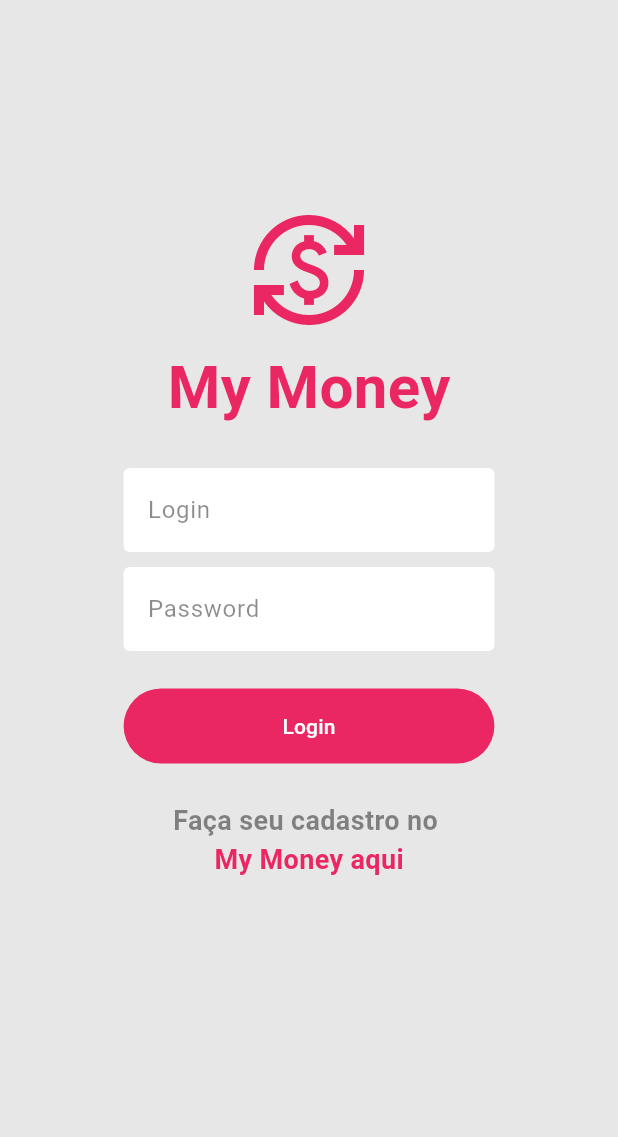
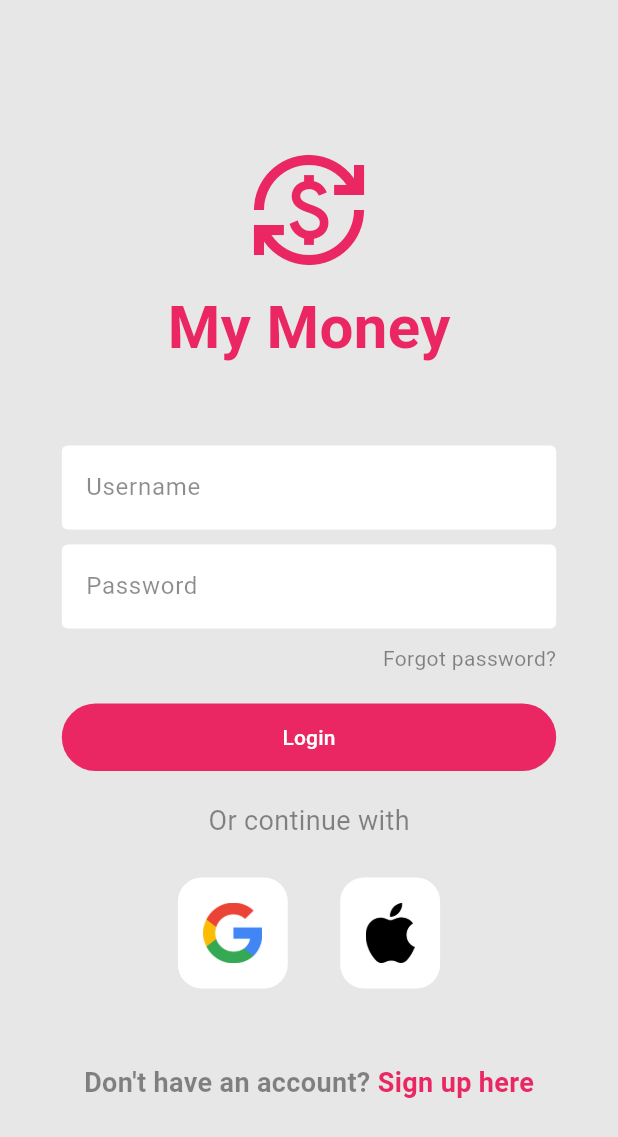
Before and after one commit to RadiHaz/my_money, a Flutter app: the screen it shows after launch, on a phone screen of 412 x 824 dp. Shown: the top 1137 px of the screen. Run offline on Flutter 3.47's test engine with Material 2 defaults, Android fonts, the phone set to English and light mode, and no system bars.

Commit message:
feat: added more styles + 2 icons + inserted image assets folder to pubspec.yaml

```diff
--- /dev/null
+++ b/lib/src/modules/login/components/button_tile.dart
@@ -0,0 +1,20 @@
+import 'package:flutter/material.dart';
+import 'package:my_money/src/shared/colors/app_colors.dart';
+
+class ButtonTile extends StatelessWidget {
+  final String imagePath;
+  const ButtonTile({super.key, required this.imagePath});
+
+  @override
+  Widget build(BuildContext context) {
+    return Container(
+      padding: const EdgeInsets.all(16),
+      decoration: BoxDecoration(
+        border: Border.all(color: AppColors.inputBorder),
+        borderRadius: BorderRadius.circular(16),
+        color: AppColors.inputBackground
+      ),
+      child: Image.asset(imagePath, height: 40,),
+    );
+  }
+}
--- a/lib/src/modules/login/components/register_link.dart
+++ b/lib/src/modules/login/components/register_link.dart
@@ -10,7 +10,7 @@ class RegisterLink extends StatelessWidget {
       alignment: WrapAlignment.center,
       children: [
         Text(
-          'Faça seu cadastro no ',
+          'Don\'t have an account? ',
           style: TextStyle(
             color: AppColors.secondaryText,
             fontWeight: FontWeight.bold,
@@ -18,11 +18,11 @@ class RegisterLink extends StatelessWidget {
           ),
         ),
         Text(
-          'My Money aqui',
+          'Sign up here',
           style: TextStyle(
             color: AppColors.logo,
             fontWeight: FontWeight.bold,
-            fontSize: 18,
+            fontSize: 18
           ),
         ),
       ],
--- a/lib/src/modules/login/page/login_page.dart
+++ b/lib/src/modules/login/page/login_page.dart
@@ -1,4 +1,5 @@
 import 'package:flutter/material.dart';
+import 'package:my_money/src/modules/login/components/button_tile.dart';
 import 'package:my_money/src/modules/login/components/my_text_form_field.dart';
 import 'package:my_money/src/modules/login/components/register_link.dart';
 import 'package:my_money/src/shared/colors/app_colors.dart';
@@ -36,13 +37,13 @@ class _LoginPageState extends State<LoginPage> {
     //resolve final width to make it dynamic based on screen size
     // 0.8 = 80% of screen's width
     bool isLargeScreen = screenWidth >= 720;
-    double resolvedWidth = isLargeScreen ? screenWidth * 0.6 : screenWidth * 0.7;
-    if(screenWidth > 720) {
-      resolvedWidth = screenWidth * 0.7;
+    double resolvedWidth =
+        isLargeScreen ? screenWidth * 0.6 : screenWidth * 0.7;
+    if (screenWidth > 720) {
+      resolvedWidth = screenWidth * 0.6;
     } else {
-      resolvedWidth = screenWidth * 0.6;
+      resolvedWidth = screenWidth * 0.8;
     }
-
 
     return isLoading
         ? const Center(child: AppLoading())
@@ -50,10 +51,10 @@ class _LoginPageState extends State<LoginPage> {
             backgroundColor: AppColors.appPageBackground,
             body: SingleChildScrollView(
               child: SafeArea(
-                  child: Center (
+                  child: Center(
                 child: Padding(
                   padding: const EdgeInsets.only(
-                    top: 140,
+                    top: 100,
                   ),
                   child: SizedBox(
                     width: resolvedWidth,
@@ -66,15 +67,43 @@ class _LoginPageState extends State<LoginPage> {
                             iconSize: 80,
                             titleSize: 40,
                           ),
-                          MyTextFormField(labelText: 'Login', controller: loginController, focus: true),
+                          const SizedBox(height: 50),
+                          MyTextFormField(
+                              labelText: 'Username',
+                              controller: loginController,
+                              focus: true),
                           const SizedBox(height: 10),
-                          MyTextFormField(labelText: 'Password', controller: passwordController, obscureText: true,),
-                          Padding(
-                              padding:
-                                  const EdgeInsets.only(top: 25, bottom: 25),
-                              child: AppButton(action: () {}, label: "Login")),
+                          MyTextFormField(
+                            labelText: 'Password',
+                            controller: passwordController,
+                            obscureText: true,
+                          ),
+                          const SizedBox(height: 10,),
+                          const Row(
+                            mainAxisAlignment: MainAxisAlignment.end,
+                            children: [
+                              Text('Forgot password?', style: TextStyle(color: AppColors.secondaryText)),
+                            ],
+                          ),
+                          const SizedBox(height: 20,),
+                          AppButton(action: () {}, label: "Login"),
+                          const SizedBox(height: 20,),
+                          const Text('Or continue with', style: TextStyle(fontSize: 18, color: AppColors.secondaryText),),
+                          const SizedBox(height: 25),
+                          const Row(
+                            mainAxisAlignment: MainAxisAlignment.center,
+                            children: [
+                              ButtonTile(imagePath: 'lib/images/google.png'),
+                              SizedBox(
+                                width: 35,
+                              ),
+                              ButtonTile(imagePath: 'lib/images/apple.png')
+                            ],
+                          ),
+                          const SizedBox(height: 50),
                           GestureDetector(
                               onTap: () {}, child: const RegisterLink()),
+                          //row (Google, Apple)
                         ]),
                   ),
                 ),
--- a/lib/src/shared/components/app_button.dart
+++ b/lib/src/shared/components/app_button.dart
@@ -36,7 +36,7 @@ class AppButton extends StatelessWidget {
       ),
       child: SizedBox(
         width: double.infinity,
-        height: 50,
+        height: 45,
         child: TextButton(
           onPressed: action,
           style: TextButton.styleFrom(
--- a/lib/src/shared/components/app_logo_title.dart
+++ b/lib/src/shared/components/app_logo_title.dart
@@ -22,18 +22,14 @@ class AppLogoTitle extends StatelessWidget {
           color: AppColors.logo,
           size: iconSize ?? 100,
         ),
-        Padding(
-            padding: const EdgeInsets.only(
-              top: 10,
-              bottom: 25,
-            ),
-            child: Text(
-              title,
-              style: TextStyle(
-                  color: AppColors.logo,
-                  fontSize: titleSize ?? 20,
-                  fontWeight: FontWeight.bold),
-            ))
+        const SizedBox(height: 10,),
+        Text(
+          title,
+          style: TextStyle(
+              color: AppColors.logo,
+              fontSize: titleSize ?? 20,
+              fontWeight: FontWeight.bold),
+        )
       ],
     );
   }
--- a/pubspec.yaml
+++ b/pubspec.yaml
@@ -62,9 +62,8 @@ flutter:
   uses-material-design: true
 
   # To add assets to your application, add an assets section, like this:
-  # assets:
-  #   - images/a_dot_burr.jpeg
-  #   - images/a_dot_ham.jpeg
+  assets:
+    - lib/images/
 
   # An image asset can refer to one or more resolution-specific "variants", see
   # https://flutter.dev/assets-and-images/#resolution-aware
```
Also changed, not shown: lib/images/apple.png (added), lib/images/google.png (added).
